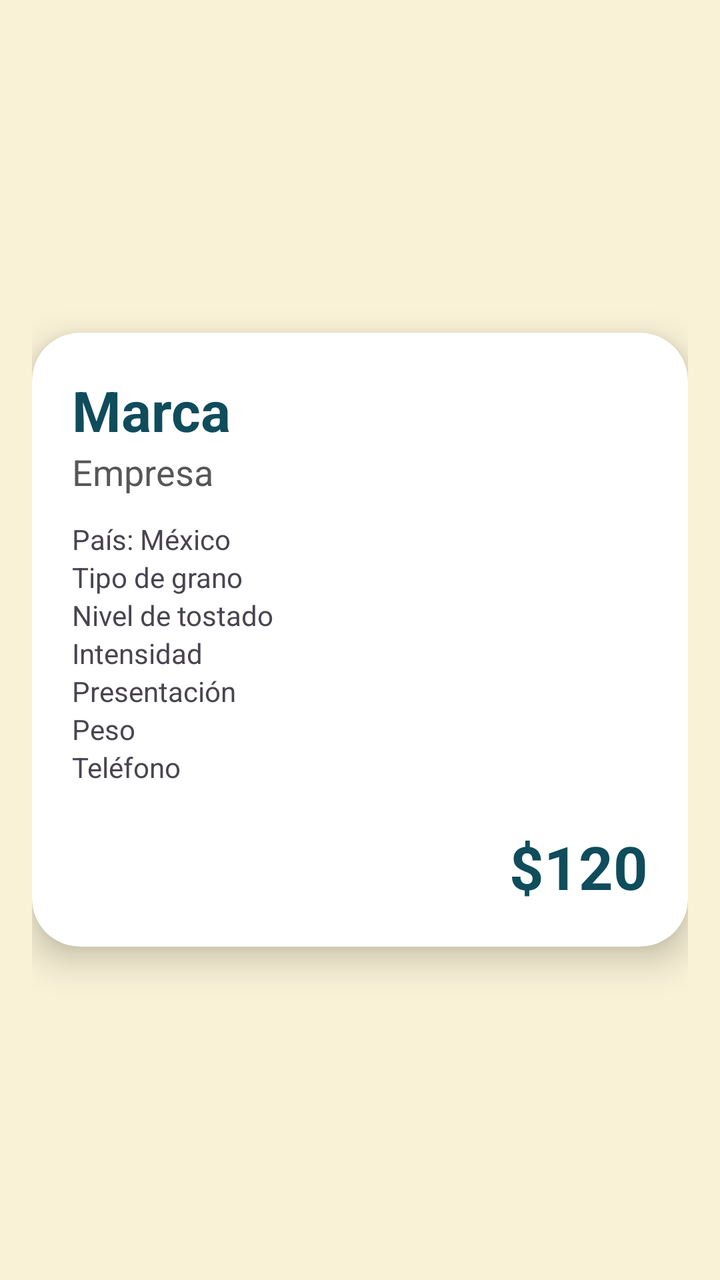
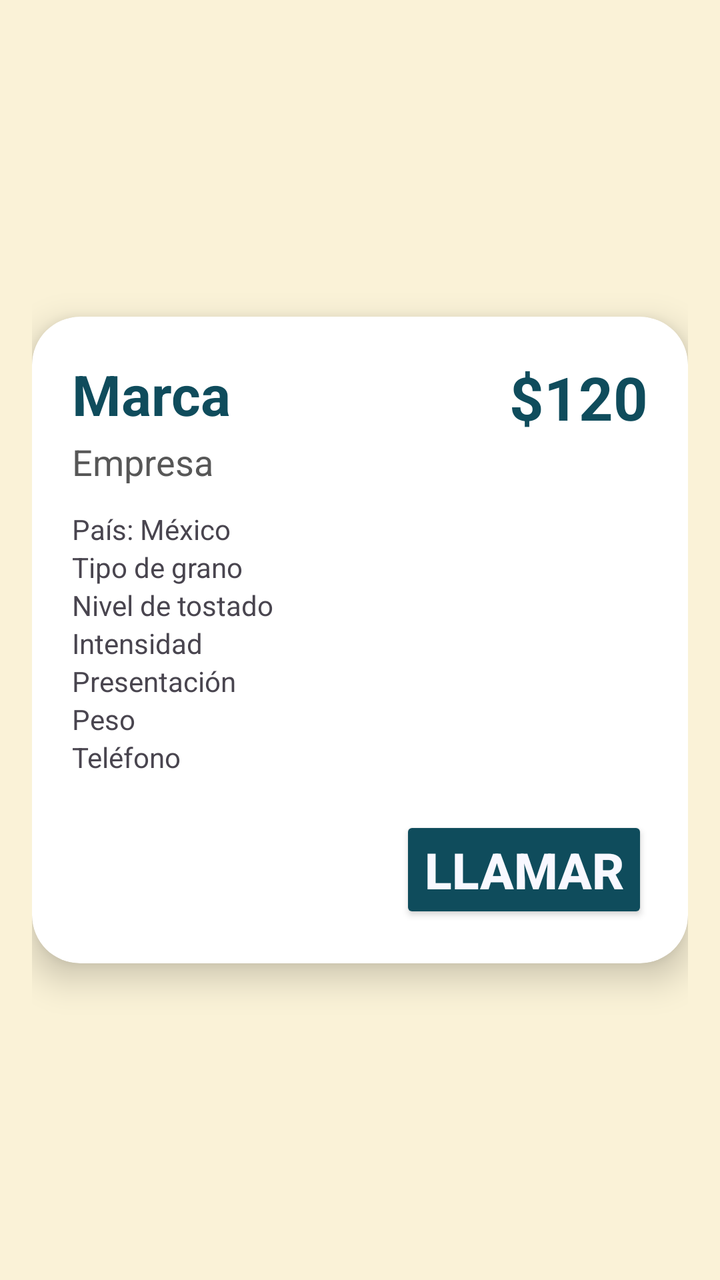

Screens rendered from an Android XML layout before and after an edit, with the pre-edit source and the edit as a unified diff.
<!-- AndroidManifest.xml: application theme Theme.Keopi -->
<!-- res/layout/activity_tarjeta.xml -->
<?xml version="1.0" encoding="utf-8"?>
<LinearLayout xmlns:android="http://schemas.android.com/apk/res/android"
    xmlns:card_view="http://schemas.android.com/apk/res-auto"
    android:id="@+id/main"
    android:layout_width="match_parent"
    android:layout_height="match_parent"
    android:background="@color/vanilla"
    android:gravity="center"
    android:padding="16dp"
    android:orientation="vertical">

    <androidx.cardview.widget.CardView
        android:layout_width="match_parent"
        android:layout_height="wrap_content"
        card_view:cardCornerRadius="24dp"
        card_view:cardElevation="10dp">

        <LinearLayout
            android:layout_width="match_parent"
            android:layout_height="wrap_content"
            android:orientation="vertical">

            <LinearLayout
                android:layout_width="match_parent"
                android:layout_height="wrap_content"
                android:orientation="vertical"
                android:padding="20dp">

                <TextView
                    android:id="@+id/txtBrand"
                    android:layout_width="wrap_content"
                    android:layout_height="wrap_content"
                    android:text="Marca"
                    android:textSize="28sp"
                    android:textStyle="bold"
                    android:textColor="@color/blue"/>

                <TextView
                    android:id="@+id/txtCompany"
                    android:layout_width="wrap_content"
                    android:layout_height="wrap_content"
                    android:text="Empresa"
                    android:textSize="18sp"
                    android:textColor="@color/gray"/>

                <TextView
                    android:id="@+id/txtCountry"
                    android:layout_width="wrap_content"
                    android:layout_height="wrap_content"
                    android:layout_marginTop="12dp"
                    android:text="País: México"/>

                <TextView
                    android:id="@+id/txtBean"
                    android:layout_width="wrap_content"
                    android:layout_height="wrap_content"
                    android:text="Tipo de grano"/>

                <TextView
                    android:id="@+id/txtRoast"
                    android:layout_width="wrap_content"
                    android:layout_height="wrap_content"
                    android:text="Nivel de tostado"/>

                <TextView
                    android:id="@+id/txtIntensity"
                    android:layout_width="wrap_content"
                    android:layout_height="wrap_content"
                    android:text="Intensidad"/>

                <TextView
                    android:id="@+id/txtPresentation"
                    android:layout_width="wrap_content"
                    android:layout_height="wrap_content"
                    android:text="Presentación"/>

                <TextView
                    android:id="@+id/txtWeight"
                    android:layout_width="wrap_content"
                    android:layout_height="wrap_content"
                    android:text="Peso"/>

                <TextView
                    android:id="@+id/txtPhone"
                    android:layout_width="wrap_content"
                    android:layout_height="wrap_content"
                    android:text="Teléfono"/>

                <TextView
                    android:id="@+id/txtPrice"
                    android:layout_width="wrap_content"
                    android:layout_height="wrap_content"
                    android:layout_marginTop="20dp"
                    android:layout_gravity="end"
                    android:text="$120"
                    android:textSize="30sp"
                    android:textStyle="bold"
                    android:textColor="@color/blue"/>

            </LinearLayout>

        </LinearLayout>

    </androidx.cardview.widget.CardView>

</LinearLayout>
<!-- resources referenced by this layout -->
<resources>
  <color name="blue">#0f4c5c</color>
  <color name="gray">#575757</color>
  <color name="vanilla">#FAF2D7</color>
  <style name="Theme.Keopi" parent="Base.Theme.Keopi" />
  <style name="Base.Theme.Keopi" parent="Theme.Material3.DayNight.NoActionBar">
          
          
      </style>
</resources>

<!-- the commit's change to res/layout/activity_tarjeta.xml (unified diff, before → after) -->
@@ -26,15 +26,35 @@
                 android:orientation="vertical"
                 android:padding="20dp">
 
-                <TextView
-                    android:id="@+id/txtBrand"
-                    android:layout_width="wrap_content"
+                <LinearLayout
+                    android:layout_width="match_parent"
                     android:layout_height="wrap_content"
-                    android:text="Marca"
-                    android:textSize="28sp"
-                    android:textStyle="bold"
-                    android:textColor="@color/blue"/>
-
+                    android:orientation="horizontal"
+                    >
+                    <TextView
+                        android:id="@+id/txtBrand"
+                        android:layout_width="wrap_content"
+                        android:layout_height="wrap_content"
+                        android:layout_gravity="start"
+                        android:text="Marca"
+                        android:textSize="28sp"
+                        android:textStyle="bold"
+                        android:textColor="@color/blue"/>
+                    <TextView
+                        android:layout_width="0dp"
+                        android:layout_weight="1"
+                        android:layout_height="wrap_content"
+                        />
+                    <TextView
+                        android:id="@+id/txtPrice"
+                        android:layout_width="wrap_content"
+                        android:layout_height="wrap_content"
+                        android:layout_gravity="end"
+                        android:text="$120"
+                        android:textSize="30sp"
+                        android:textStyle="bold"
+                        android:textColor="@color/blue"/>
+                </LinearLayout>
                 <TextView
                     android:id="@+id/txtCompany"
                     android:layout_width="wrap_content"
@@ -86,16 +106,18 @@
                     android:layout_height="wrap_content"
                     android:text="Teléfono"/>
 
-                <TextView
-                    android:id="@+id/txtPrice"
+                <Button
+                    android:id="@+id/button"
                     android:layout_width="wrap_content"
                     android:layout_height="wrap_content"
                     android:layout_marginTop="20dp"
                     android:layout_gravity="end"
-                    android:text="$120"
-                    android:textSize="30sp"
+                    android:text="Llamar"
+                    android:textSize="25sp"
                     android:textStyle="bold"
-                    android:textColor="@color/blue"/>
+                    android:textColor="@color/white"
+                    android:backgroundTint="@color/blue"
+                    />
 
             </LinearLayout>
 
<!-- resource entries referenced after the edit -->
@@ -3,6 +3,7 @@
   <color name="blue">#0f4c5c</color>
   <color name="gray">#575757</color>
   <color name="vanilla">#FAF2D7</color>
+  <color name="white">#F8F8FF</color>
   <style name="Theme.Keopi" parent="Base.Theme.Keopi" />
   <style name="Base.Theme.Keopi" parent="Theme.Material3.DayNight.NoActionBar">
           
